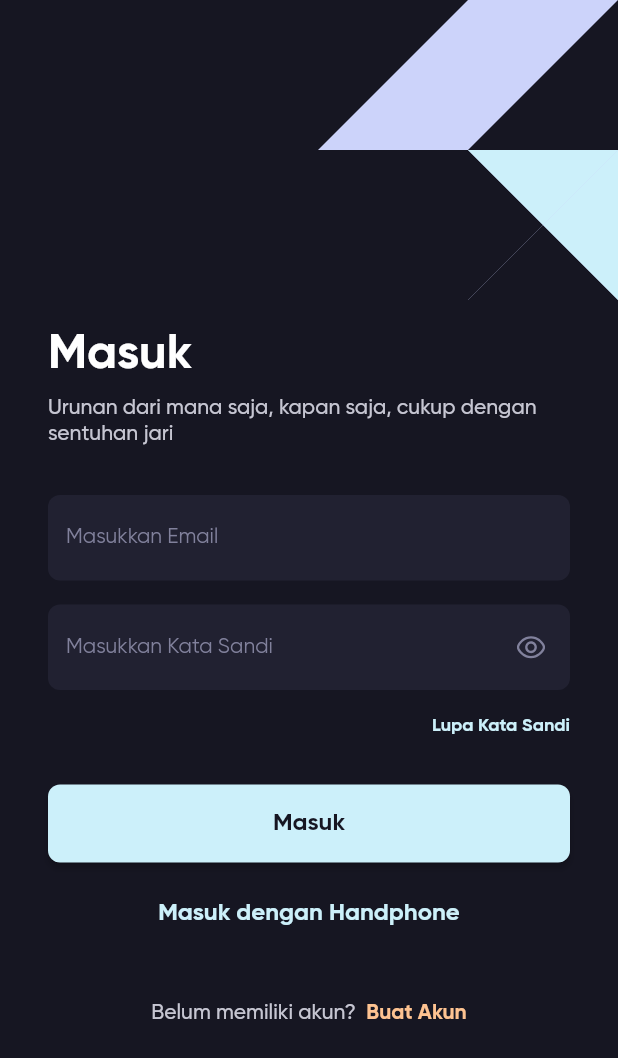
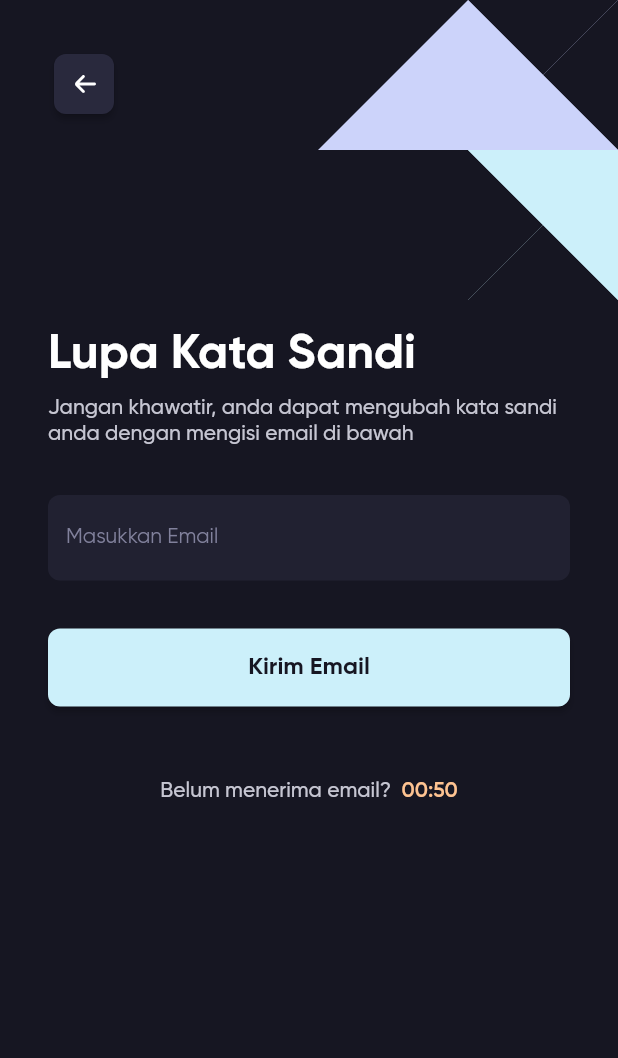
Before and after one commit to homindolentrahar/oeroen, a Flutter app: the LoginScreen screen opened by its route, after a tap on "Lupa Kata Sandi", on a phone screen of 412 x 824 dp. Shown: the top 1058 px of the screen. Run offline on Flutter 3.47's test engine with Material 2 defaults, Android fonts, the phone set to English and light mode, and no system bars; drawn by our look-alikes of flutter_form_builder; our stand-ins replace auto_route, flutter_svg, form_builder_validators; generated files the repository leaves out were written again.

Commit message:
Creating Forgot Password screen

```diff
--- /dev/null
+++ b/lib/features/auth/presentation/screens/forgot_password_screen.dart
@@ -0,0 +1,166 @@
+import 'package:flutter/gestures.dart';
+import 'package:flutter/material.dart';
+import 'package:flutter_form_builder/flutter_form_builder.dart';
+import 'package:flutter_svg/flutter_svg.dart';
+import 'package:auto_route/auto_route.dart';
+import 'package:form_builder_validators/form_builder_validators.dart';
+import 'package:oeroen/common/theme/app_color.dart';
+import 'package:oeroen/common/theme/app_font.dart';
+import 'package:oeroen/features/auth/presentation/widgets/app_back_button.dart';
+import 'package:oeroen/features/auth/presentation/widgets/app_primary_button.dart';
+
+class ForgotPasswordScreen extends StatefulWidget {
+  static const route = "/forgot-password";
+
+  const ForgotPasswordScreen({Key? key}) : super(key: key);
+
+  @override
+  State<ForgotPasswordScreen> createState() => _ForgotPasswordScreenState();
+}
+
+class _ForgotPasswordScreenState extends State<ForgotPasswordScreen> {
+  late GlobalKey<FormBuilderState> _formKey;
+
+  @override
+  void initState() {
+    _formKey = GlobalKey<FormBuilderState>();
+
+    super.initState();
+  }
+
+  @override
+  Widget build(BuildContext context) {
+    return SafeArea(
+      child: Scaffold(
+        body: Column(
+          mainAxisSize: MainAxisSize.max,
+          children: [
+            Row(
+              mainAxisSize: MainAxisSize.max,
+              mainAxisAlignment: MainAxisAlignment.spaceBetween,
+              crossAxisAlignment: CrossAxisAlignment.start,
+              children: [
+                Padding(
+                  padding: const EdgeInsets.only(
+                    left: 32,
+                    top: 32,
+                  ),
+                  child: AppBackButton(onPressed: () {
+                    context.router.navigateBack();
+                  }),
+                ),
+                SvgPicture.asset("assets/images/register_illust.svg"),
+              ],
+            ),
+            const SizedBox(height: 16),
+            Expanded(
+              child: ListView(
+                physics: const BouncingScrollPhysics(),
+                padding: const EdgeInsets.symmetric(horizontal: 32),
+                children: [
+                  Column(
+                    mainAxisSize: MainAxisSize.min,
+                    crossAxisAlignment: CrossAxisAlignment.start,
+                    children: const [
+                      Text(
+                        "Lupa Kata Sandi",
+                        style: TextStyle(
+                          color: AppColor.white,
+                          fontSize: 32,
+                          fontFamily: AppFont.bold,
+                        ),
+                      ),
+                      SizedBox(height: 8),
+                      Text(
+                        "Jangan khawatir, anda dapat mengubah kata sandi anda dengan mengisi email di bawah",
+                        style: TextStyle(
+                          color: AppColor.light,
+                          fontSize: 14,
+                          fontFamily: AppFont.medium,
+                        ),
+                      ),
+                    ],
+                  ),
+                  const SizedBox(height: 32),
+                  FormBuilder(
+                    key: _formKey,
+                    autovalidateMode: AutovalidateMode.disabled,
+                    autoFocusOnValidationFailure: true,
+                    child: Column(
+                      children: [
+                        FormBuilderTextField(
+                          name: "email",
+                          keyboardType: TextInputType.emailAddress,
+                          textInputAction: TextInputAction.next,
+                          style: const TextStyle(
+                            color: AppColor.light,
+                            fontSize: 14,
+                            fontFamily: AppFont.medium,
+                          ),
+                          decoration: InputDecoration(
+                            hintText: "Masukkan Email",
+                            hintStyle: const TextStyle(
+                              color: AppColor.gray,
+                              fontSize: 14,
+                              fontFamily: AppFont.regular,
+                            ),
+                            enabledBorder: OutlineInputBorder(
+                              borderRadius: BorderRadius.circular(8),
+                              borderSide:
+                                  const BorderSide(color: Colors.transparent),
+                            ),
+                            focusedBorder: OutlineInputBorder(
+                              borderRadius: BorderRadius.circular(8),
+                              borderSide:
+                                  const BorderSide(color: AppColor.primary),
+                            ),
+                            filled: true,
+                            fillColor: AppColor.darker,
+                          ),
+                          validator: FormBuilderValidators.compose([
+                            FormBuilderValidators.required(),
+                            FormBuilderValidators.email(),
+                          ]),
+                        ),
+                        const SizedBox(height: 32),
+                        AppPrimaryButton(
+                          text: "Kirim Email",
+                          onPressed: () {},
+                        ),
+                        const SizedBox(height: 48),
+                        RichText(
+                          text: TextSpan(
+                            style: const TextStyle(
+                              color: AppColor.light,
+                              fontSize: 14,
+                              fontFamily: AppFont.medium,
+                            ),
+                            children: [
+                              const TextSpan(
+                                text: "Belum menerima email?  ",
+                              ),
+                              TextSpan(
+                                  text: "00:50",
+                                  style: const TextStyle(
+                                    color: AppColor.accent,
+                                    fontFamily: AppFont.semiBold,
+                                  ),
+                                  recognizer: TapGestureRecognizer()
+                                    ..onTap = () {
+                                      context.router.navigateBack();
+                                    }),
+                            ],
+                          ),
+                        ),
+                      ],
+                    ),
+                  ),
+                ],
+              ),
+            ),
+          ],
+        ),
+      ),
+    );
+  }
+}
--- a/lib/features/auth/presentation/screens/login_screen.dart
+++ b/lib/features/auth/presentation/screens/login_screen.dart
@@ -392,7 +392,9 @@ class _LoginEmailState extends State<_LoginEmail> {
                       fontFamily: AppFont.bold,
                     ),
                   ),
-                  onTap: () {},
+                  onTap: () {
+                    context.router.push(const ForgotPasswordRoute());
+                  },
                 ),
               ),
               const SizedBox(height: 32),
--- /dev/null
+++ b/lib/features/auth/presentation/widgets/app_back_button.dart
@@ -0,0 +1,28 @@
+import 'package:flutter/material.dart';
+import 'package:flutter_svg/flutter_svg.dart';
+import 'package:oeroen/common/theme/app_color.dart';
+
+class AppBackButton extends StatelessWidget {
+  final VoidCallback onPressed;
+
+  const AppBackButton({Key? key, required this.onPressed}) : super(key: key);
+
+  @override
+  Widget build(BuildContext context) {
+    return MaterialButton(
+      minWidth: 40,
+      height: 40,
+      color: AppColor.dark,
+      padding: const EdgeInsets.all(8),
+      shape: RoundedRectangleBorder(
+        borderRadius: BorderRadius.circular(8),
+        side: const BorderSide(color: Colors.transparent),
+      ),
+      onPressed: onPressed,
+      child: SvgPicture.asset(
+        "assets/icons/back.svg",
+        color: AppColor.white,
+      ),
+    );
+  }
+}
--- /dev/null
+++ b/lib/features/auth/presentation/widgets/app_primary_button.dart
@@ -0,0 +1,33 @@
+import 'package:flutter/material.dart';
+import 'package:oeroen/common/theme/app_color.dart';
+import 'package:oeroen/common/theme/app_font.dart';
+
+class AppPrimaryButton extends StatelessWidget {
+  final String text;
+  final VoidCallback onPressed;
+
+  const AppPrimaryButton(
+      {Key? key, required this.text, required this.onPressed})
+      : super(key: key);
+
+  @override
+  Widget build(BuildContext context) {
+    return MaterialButton(
+      minWidth: MediaQuery.of(context).size.width,
+      padding: const EdgeInsets.all(16),
+      shape: RoundedRectangleBorder(
+        borderRadius: BorderRadius.circular(8),
+      ),
+      color: AppColor.primary,
+      onPressed: onPressed,
+      child: Text(
+        text,
+        style: const TextStyle(
+          color: AppColor.black,
+          fontSize: 16,
+          fontFamily: AppFont.bold,
+        ),
+      ),
+    );
+  }
+}
--- a/lib/routes/app_routes.dart
+++ b/lib/routes/app_routes.dart
@@ -1,4 +1,5 @@
 import 'package:auto_route/auto_route.dart';
+import 'package:oeroen/features/auth/presentation/screens/forgot_password_screen.dart';
 import 'package:oeroen/features/auth/presentation/screens/landing_screen.dart';
 import 'package:oeroen/features/auth/presentation/screens/login_screen.dart';
 import 'package:oeroen/features/auth/presentation/screens/register_screen.dart';
@@ -13,7 +14,8 @@ part 'app_routes.gr.dart';
     AutoRoute(page: SplashScreen, initial: true, path: SplashScreen.route),
     AutoRoute(page: LandingScreen, path: LandingScreen.route),
     AutoRoute(page: LoginScreen, path: LoginScreen.route),
-    AutoRoute(page: RegisterScreen,path: RegisterScreen.route),
+    AutoRoute(page: RegisterScreen, path: RegisterScreen.route),
+    AutoRoute(page: ForgotPasswordScreen, path: ForgotPasswordScreen.route),
   ],
 )
 class AppRouter extends _$AppRouter {}
```
